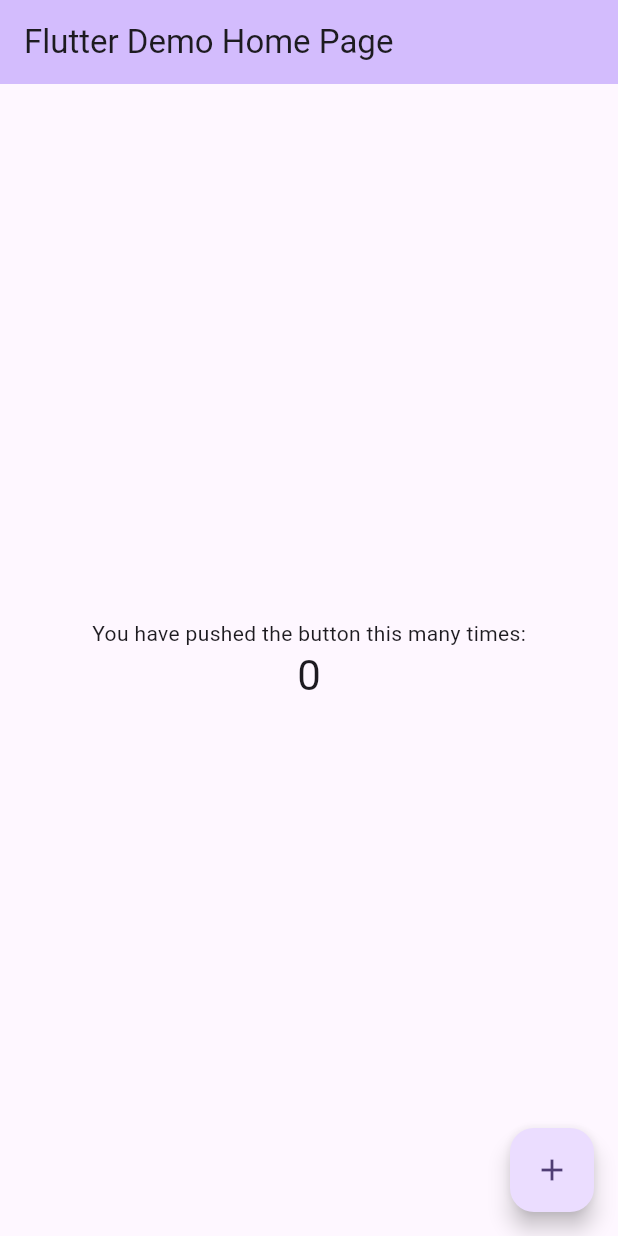
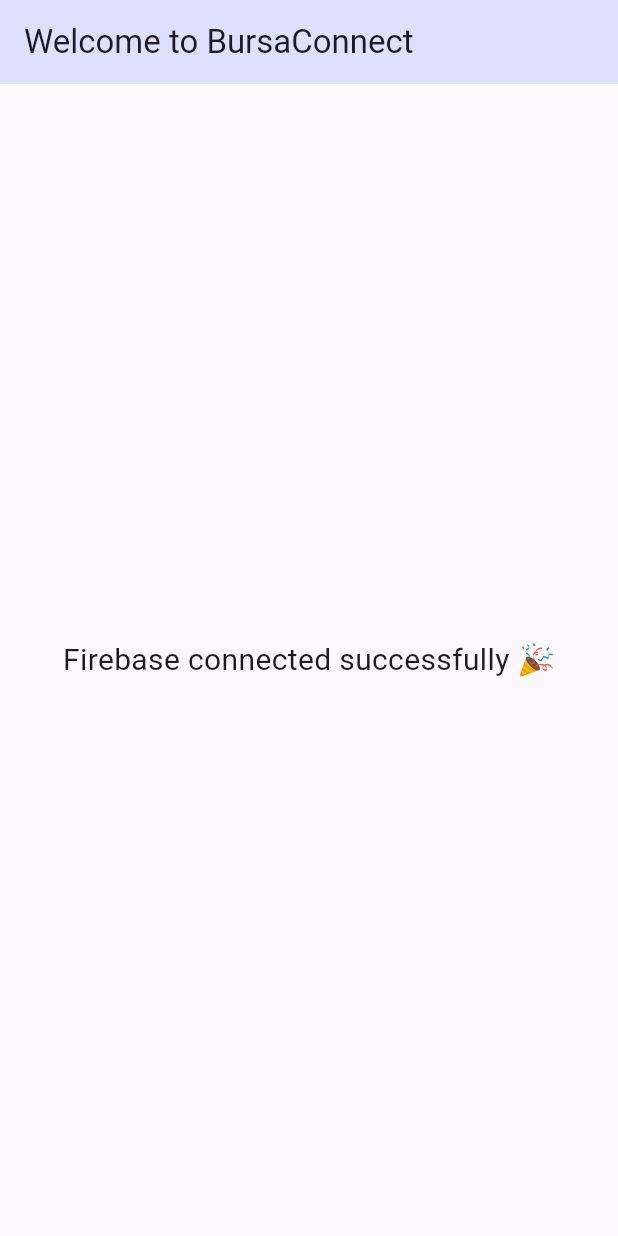
Before and after one commit to JMakoti/bursaconnect, a Flutter app: the screen it shows after launch, on a phone screen of 412 x 824 dp. Run offline on Flutter 3.47's test engine with Material 3 defaults, Android fonts, the phone set to English and light mode, and no system bars; our stand-ins replace firebase_core; accounts and stored records are empty.

Commit message:
Configured Firebase integration and updated project settings

```diff
--- a/lib/main.dart
+++ b/lib/main.dart
@@ -1,52 +1,33 @@
 import 'package:flutter/material.dart';
+import 'package:firebase_core/firebase_core.dart';
+import 'firebase_options.dart'; // This file is generated by FlutterFire CLI
 
-void main() {
+void main() async {
+  WidgetsFlutterBinding.ensureInitialized();
+  await Firebase.initializeApp(
+    options: DefaultFirebaseOptions.currentPlatform,
+  );
   runApp(const MyApp());
 }
 
 class MyApp extends StatelessWidget {
   const MyApp({super.key});
 
-  // This widget is the root of your application.
   @override
   Widget build(BuildContext context) {
     return MaterialApp(
-      title: 'Flutter Demo',
+      title: 'BursaConnect',
       theme: ThemeData(
-        // This is the theme of your application.
-        //
-        // TRY THIS: Try running your application with "flutter run". You'll see
-        // the application has a purple toolbar. Then, without quitting the app,
-        // try changing the seedColor in the colorScheme below to Colors.green
-        // and then invoke "hot reload" (save your changes or press the "hot
-        // reload" button in a Flutter-supported IDE, or press "r" if you used
-        // the command line to start the app).
-        //
-        // Notice that the counter didn't reset back to zero; the application
-        // state is not lost during the reload. To reset the state, use hot
-        // restart instead.
-        //
-        // This works for code too, not just values: Most code changes can be
-        // tested with just a hot reload.
-        colorScheme: ColorScheme.fromSeed(seedColor: Colors.deepPurple),
+        colorScheme: ColorScheme.fromSeed(seedColor: Colors.indigo),
+        useMaterial3: true,
       ),
-      home: const MyHomePage(title: 'Flutter Demo Home Page'),
+      home: const MyHomePage(title: 'Welcome to BursaConnect'),
     );
   }
 }
 
 class MyHomePage extends StatefulWidget {
   const MyHomePage({super.key, required this.title});
-
-  // This widget is the home page of your application. It is stateful, meaning
-  // that it has a State object (defined below) that contains fields that affect
-  // how it looks.
-
-  // This class is the configuration for the state. It holds the values (in this
-  // case the title) provided by the parent (in this case the App widget) and
-  // used by the build method of the State. Fields in a Widget subclass are
-  // always marked "final".
-
   final String title;
 
   @override
@@ -54,69 +35,19 @@
 }
 
 class _MyHomePageState extends State<MyHomePage> {
-  int _counter = 0;
-
-  void _incrementCounter() {
-    setState(() {
-      // This call to setState tells the Flutter framework that something has
-      // changed in this State, which causes it to rerun the build method below
-      // so that the display can reflect the updated values. If we changed
-      // _counter without calling setState(), then the build method would not be
-      // called again, and so nothing would appear to happen.
-      _counter++;
-    });
-  }
-
   @override
   Widget build(BuildContext context) {
-    // This method is rerun every time setState is called, for instance as done
-    // by the _incrementCounter method above.
-    //
-    // The Flutter framework has been optimized to make rerunning build methods
-    // fast, so that you can just rebuild anything that needs updating rather
-    // than having to individually change instances of widgets.
     return Scaffold(
       appBar: AppBar(
-        // TRY THIS: Try changing the color here to a specific color (to
-        // Colors.amber, perhaps?) and trigger a hot reload to see the AppBar
-        // change color while the other colors stay the same.
-        backgroundColor: Theme.of(context).colorScheme.inversePrimary,
-        // Here we take the value from the MyHomePage object that was created by
-        // the App.build method, and use it to set our appbar title.
+        backgroundColor: Theme.of(context).colorScheme.primaryContainer,
         title: Text(widget.title),
       ),
-      body: Center(
-        // Center is a layout widget. It takes a single child and positions it
-        // in the middle of the parent.
-        child: Column(
-          // Column is also a layout widget. It takes a list of children and
-          // arranges them vertically. By default, it sizes itself to fit its
-          // children horizontally, and tries to be as tall as its parent.
-          //
-          // Column has various properties to control how it sizes itself and
-          // how it positions its children. Here we use mainAxisAlignment to
-          // center the children vertically; the main axis here is the vertical
-          // axis because Columns are vertical (the cross axis would be
-          // horizontal).
-          //
-          // TRY THIS: Invoke "debug painting" (choose the "Toggle Debug Paint"
-          // action in the IDE, or press "p" in the console), to see the
-          // wireframe for each widget.
-          mainAxisAlignment: MainAxisAlignment.center,
-          children: <Widget>[
-            const Text('You have pushed the button this many times:'),
-            Text(
-              '$_counter',
-              style: Theme.of(context).textTheme.headlineMedium,
-            ),
-          ],
+      body: const Center(
+        child: Text(
+          'Firebase connected successfully 🎉',
+          style: TextStyle(fontSize: 20),
         ),
       ),
-      floatingActionButton: FloatingActionButton(
-        onPressed: _incrementCounter,
-        tooltip: 'Increment',
-        child: const Icon(Icons.add),
-      ), // This trailing comma makes auto-formatting nicer for build methods.
     );
   }
 }
--- a/pubspec.yaml
+++ b/pubspec.yaml
@@ -30,6 +30,10 @@
 dependencies:
   flutter:
     sdk: flutter
+  firebase_core: ^3.3.0
+
+
+
 
   # The following adds the Cupertino Icons font to your application.
   # Use with the CupertinoIcons class for iOS style icons.
```
Also changed, not shown: firebase.json (added), lib/firebase_options.dart (added), pubspec.lock, 7 other files.
